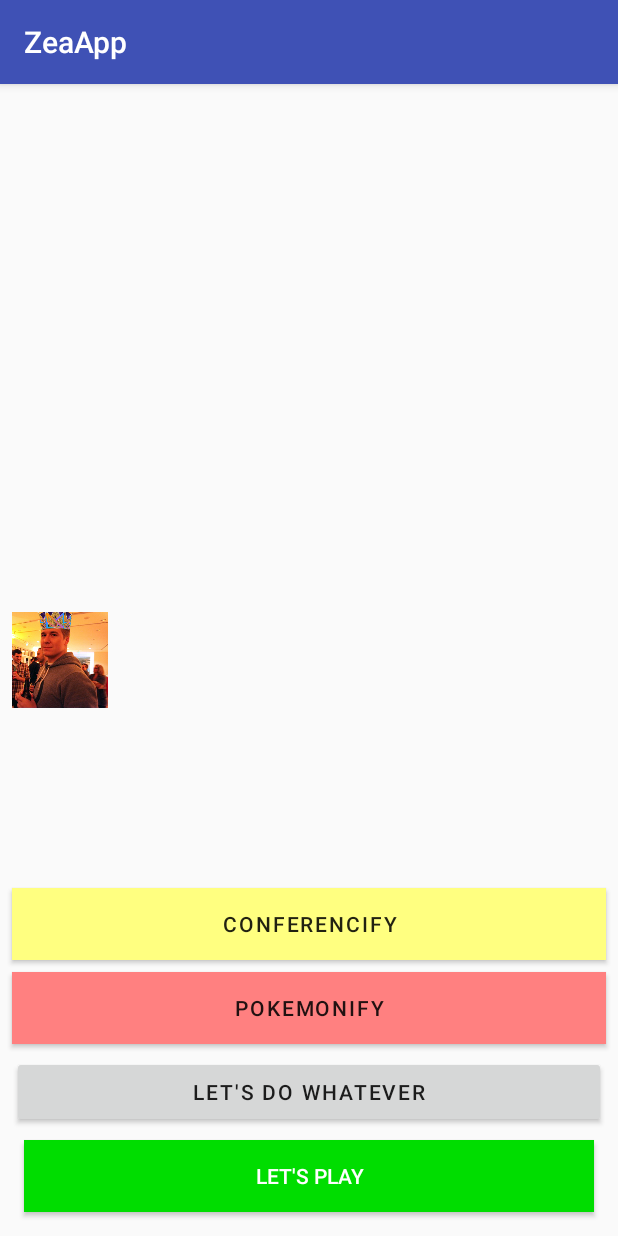
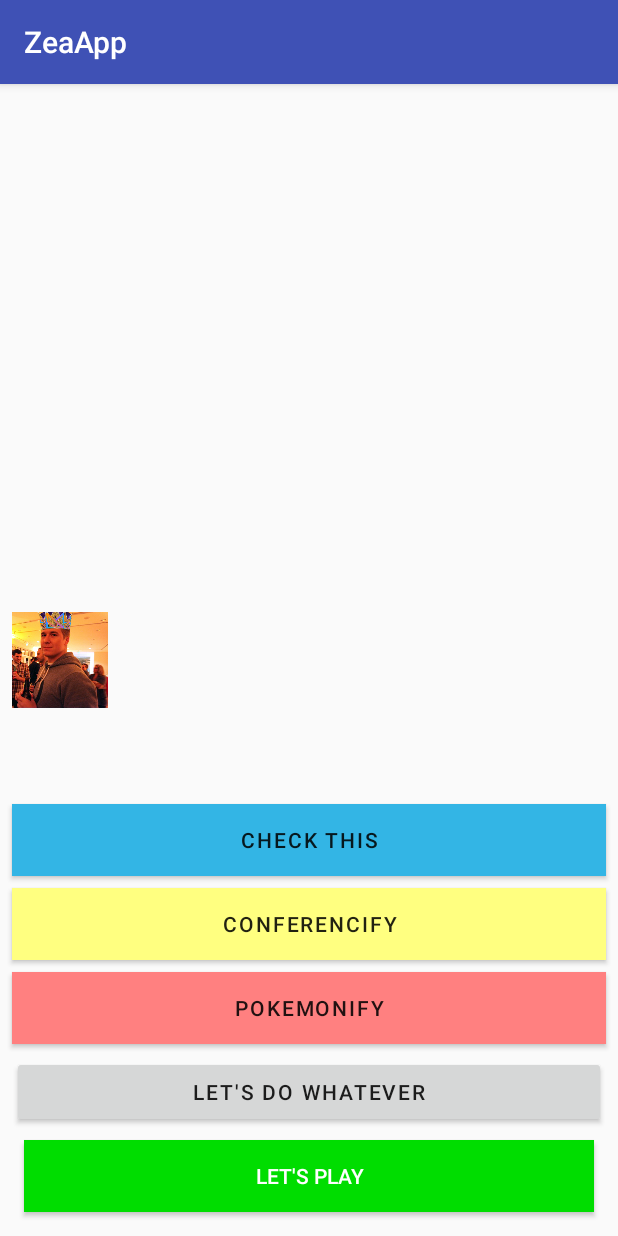
Before and after one commit to gdg-berlin-android/ze-appp, an Android app: the MainActivity screen opened directly, with no data from a screen before it, on a phone screen of 412 x 824 dp. Run offline under Robolectric (Android 15) with nearby library versions, the phone set to English and light mode, and no system bars.

Commit message:
Zuhaira Farooq

```diff
--- a/app/src/main/java/de/berlindroid/zeaapp/MainActivity.kt
+++ b/app/src/main/java/de/berlindroid/zeaapp/MainActivity.kt
@@ -14,6 +14,8 @@ import kotlinx.android.synthetic.main.activity_main.*
 import retrofit2.Call
 import retrofit2.Callback
 import retrofit2.Response
+import java.time.LocalTime
+import java.util.*
 
 class MainActivity : AppCompatActivity(), View.OnClickListener {
     override fun onCreate(savedInstanceState: Bundle?) {
@@ -54,6 +56,12 @@ class MainActivity : AppCompatActivity(), View.OnClickListener {
             startActivity(Intent(applicationContext, EmailActivity::class.java))
 
         }
+
+        historyButton.setOnClickListener {
+            // TODO add actual time here
+            val time = LocalTime.of(3, 15, 10)
+            main_text.text = "The time is: $time"
+        }
     }
 
     private fun initOnClickListeners() {
--- a/app/src/main/res/layout/activity_main.xml
+++ b/app/src/main/res/layout/activity_main.xml
@@ -1,6 +1,7 @@
 <?xml version="1.0" encoding="utf-8"?>
 <androidx.constraintlayout.motion.widget.MotionLayout xmlns:android="http://schemas.android.com/apk/res/android"
     xmlns:app="http://schemas.android.com/apk/res-auto"
+    xmlns:tools="http://schemas.android.com/tools"
     android:id="@+id/main_container"
     android:layout_width="match_parent"
     android:layout_height="match_parent"
@@ -8,6 +9,8 @@
 
     <TextView
         android:id="@+id/main_text"
+        android:textSize="42sp"
+        tools:text="Hello"
         android:layout_width="match_parent"
         android:layout_height="match_parent" />
 
@@ -61,5 +64,15 @@
         android:text="Conferencify"
         app:layout_constraintBottom_toTopOf="@id/pokemonButton" />
 
+    <Button
+        android:id="@+id/historyButton"
+        style="@style/TextAppearance.MaterialComponents.Button"
+        android:layout_width="match_parent"
+        android:layout_height="wrap_content"
+        android:layout_margin="8dp"
+        android:background="@android:color/holo_blue_light"
+        android:text="Check this"
+        app:layout_constraintBottom_toTopOf="@id/conferenceButton" />
+
 
 </androidx.constraintlayout.motion.widget.MotionLayout>
```
Also changed, not shown: app/src/main/java/de/berlindroid/zeaapp/api/ApiPokemonList.kt (line endings or trailing spaces).
